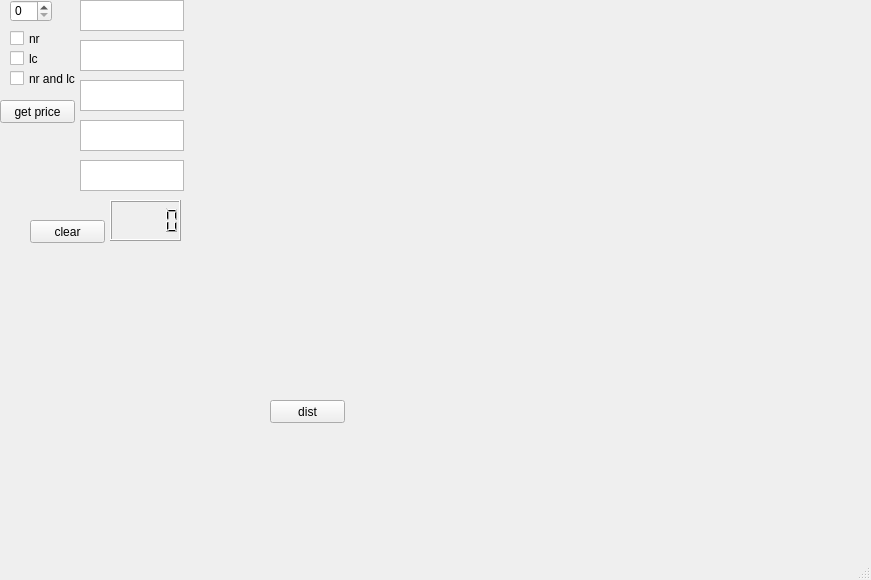
Above: test.ui from morgan1982/device_charts before the change. Below: the same form after it.
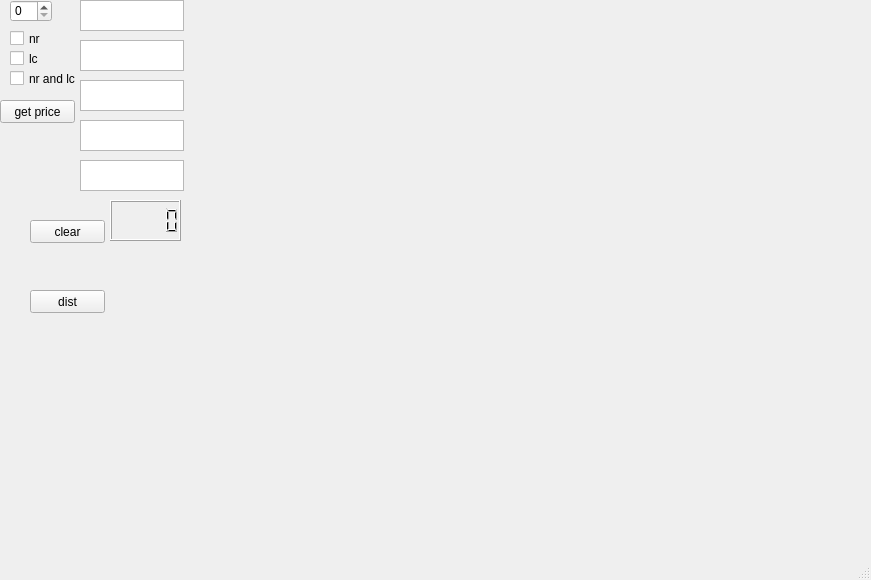
That is the form after the change.

```diff
--- a/test.ui
+++ b/test.ui
@@ -192,18 +192,18 @@
    <widget class="QWidget" name="plt_widget" native="true">
     <property name="geometry">
      <rect>
-      <x>260</x>
+      <x>200</x>
       <y>40</y>
-      <width>451</width>
-      <height>351</height>
+      <width>651</width>
+      <height>491</height>
      </rect>
     </property>
    </widget>
    <widget class="QPushButton" name="dist_btn">
     <property name="geometry">
      <rect>
-      <x>270</x>
-      <y>400</y>
+      <x>30</x>
+      <y>290</y>
       <width>75</width>
       <height>23</height>
      </rect>
```
